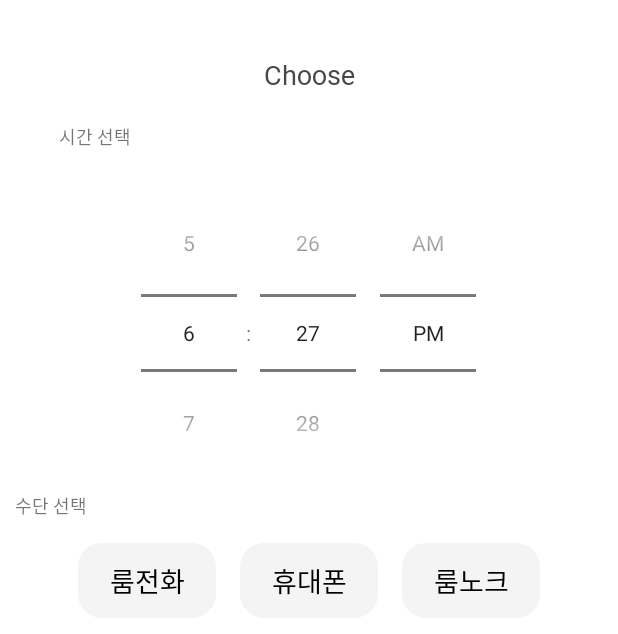
After one commit to 5h6Sm/RoominProject, an Android app: the layout layout_bottom_sheet.xml on its own in the app's theme, with its tools: preview values and no code run, on a phone screen of 412 x 824 dp. The commit adds this screen. Shown: the top 634 px of the screen. Run offline under Robolectric (Android 15) with nearby library versions, the phone set to English and light mode, and no system bars.

Commit message:
dialog, bottomsheetdialog

```diff
--- a/app/build.gradle
+++ b/app/build.gradle
@@ -30,6 +30,9 @@ android {
     kotlinOptions {
         jvmTarget = '1.8'
     }
+    buildFeatures {
+        viewBinding = true;
+    }
 }
 
 dependencies {
--- a/app/src/main/AndroidManifest.xml
+++ b/app/src/main/AndroidManifest.xml
@@ -13,7 +13,7 @@
         android:theme="@style/Theme.RoominS"
         tools:targetApi="31">
         <activity
-            android:name=".ChoiceCall"
+            android:name=".MainActivity"
             android:exported="false">
             <meta-data
                 android:name="android.app.lib_name"
@@ -27,7 +27,7 @@
                 android:value="" />
         </activity>
         <activity
-            android:name=".MainActivity"
+            android:name=".ChoiceCall"
             android:exported="true">
             <intent-filter>
                 <action android:name="android.intent.action.MAIN" />
--- /dev/null
+++ b/app/src/main/res/drawable/dialog_bg.xml
@@ -0,0 +1,12 @@
+<?xml version="1.0" encoding="utf-8"?>
+<shape xmlns:android="http://schemas.android.com/apk/res/android">
+    <solid android:color="@color/white"/>
+    <corners
+        android:topLeftRadius="30dp"
+        android:topRightRadius="30dp"/>
+    <padding
+        android:right="10dp"
+        android:left="10dp"
+        android:bottom="10dp"
+        android:top="10dp"/>
+</shape>
--- /dev/null
+++ b/app/src/main/res/drawable/toggle_button_background.xml
@@ -0,0 +1,6 @@
+<?xml version="1.0" encoding="utf-8"?>
+<shape xmlns:android="http://schemas.android.com/apk/res/android"
+    android:shape="rectangle">
+    <solid android:color="#F4F4F4" />
+    <corners android:radius="16dp" />
+</shape>
--- /dev/null
+++ b/app/src/main/res/layout/layout_bottom_sheet.xml
@@ -0,0 +1,91 @@
+<?xml version="1.0" encoding="utf-8"?>
+<LinearLayout
+    xmlns:app="http://schemas.android.com/apk/res-auto"
+    xmlns:android="http://schemas.android.com/apk/res/android"
+    android:background="@drawable/dialog_bg"
+    android:orientation="vertical"
+    android:layout_width="match_parent"
+    android:layout_height="match_parent">
+    <TextView
+        android:layout_width="match_parent"
+        android:layout_height="wrap_content"
+        android:id="@+id/choosetxt"
+        android:textAlignment="center"
+        android:text="Choose"
+        android:textColor="#494949"
+        android:layout_marginTop="27dp"
+        android:textSize="18dp"
+        android:fontFamily="@font/gmarketsansmedium"/>
+    <TextView
+        android:layout_width="wrap_content"
+        android:layout_height="wrap_content"
+        android:layout_marginLeft="29dp"
+        android:layout_marginTop="20dp"
+        android:text="시간 선택"
+        android:textSize="12dp"
+        android:fontFamily="@font/gmarketsansmedium"/>
+    <TimePicker
+        android:layout_gravity="center"
+        android:id="@+id/timePicker"
+        android:layout_width="wrap_content"
+        android:layout_height="wrap_content"
+        android:layout_marginTop="16dp"
+        android:layout_centerHorizontal="true"
+        android:timePickerMode="spinner" />
+    <TextView
+        android:layout_width="wrap_content"
+        android:layout_height="wrap_content"
+        android:text="수단 선택"
+        android:fontFamily="@font/gmarketsansmedium"
+        android:textSize="12dp"/>
+    <LinearLayout
+        android:layout_marginTop="8dp"
+        android:gravity="center"
+        android:layout_width="match_parent"
+        android:layout_height="wrap_content">
+        <CheckBox
+            android:fontFamily="@font/gmarketsansmedium"
+            android:id="@+id/toggleButton1"
+            android:layout_width="92dp"
+            android:layout_height="50dp"
+            android:text="룸전화"
+            android:buttonTint="#D1D1D1"
+            android:background="@drawable/toggle_button_background"
+            android:padding="8dp"
+            android:layout_margin="8dp"
+            android:textSize="18sp"
+            android:radius="16dp"
+            android:gravity="center"
+            android:button="@null" />
+
+        <CheckBox
+            android:fontFamily="@font/gmarketsansmedium"
+            android:id="@+id/toggleButton2"
+            android:layout_width="92dp"
+            android:layout_height="50dp"
+            android:text="휴대폰"
+            android:buttonTint="#D1D1D1"
+            android:background="@drawable/toggle_button_background"
+            android:padding="8dp"
+            android:layout_margin="8dp"
+            android:textSize="18sp"
+            android:radius="16dp"
+            android:gravity="center"
+            android:button="@null" />
+
+        <CheckBox
+            android:fontFamily="@font/gmarketsansmedium"
+            android:id="@+id/toggleButton3"
+            android:layout_width="92dp"
+            android:layout_height="50dp"
+            android:text="룸노크"
+            android:buttonTint="#D1D1D1"
+            android:background="@drawable/toggle_button_background"
+            android:padding="8dp"
+            android:layout_margin="8dp"
+            android:textSize="18sp"
+            android:radius="16dp"
+            android:gravity="center"
+            android:button="@null" />
+    </LinearLayout>
+</LinearLayout>
--- /dev/null
+++ b/app/src/main/res/values/font_style.xml
@@ -0,0 +1,2 @@
+<?xml version="1.0" encoding="utf-8"?>
+<resources></resources>
--- a/app/src/main/res/values/themes.xml
+++ b/app/src/main/res/values/themes.xml
@@ -14,4 +14,9 @@
         <item name="android:statusBarColor">?attr/colorPrimaryVariant</item>
         <!-- Customize your theme here. -->
     </style>
+    <style name="DialogAnimation">
+        <item name="android:windowEnterAnimation">@anim/slide_in_bottom</item>
+        <item name="android:windowExitAnimation">@anim/slide_out_bottom</item>
+    </style>
+
 </resources>
```
Also changed, not shown: app/src/main/java/com/example/roomins/ChoiceCall.kt (+71 -0 lines), app/src/main/res/anim/slide_in_bottom.xml (added, +8 -0 lines), app/src/main/res/anim/slide_out_bottom.xml (added, +8 -0 lines), app/src/main/res/layout/activity_choice_call.xml (+16 -18 lines).
